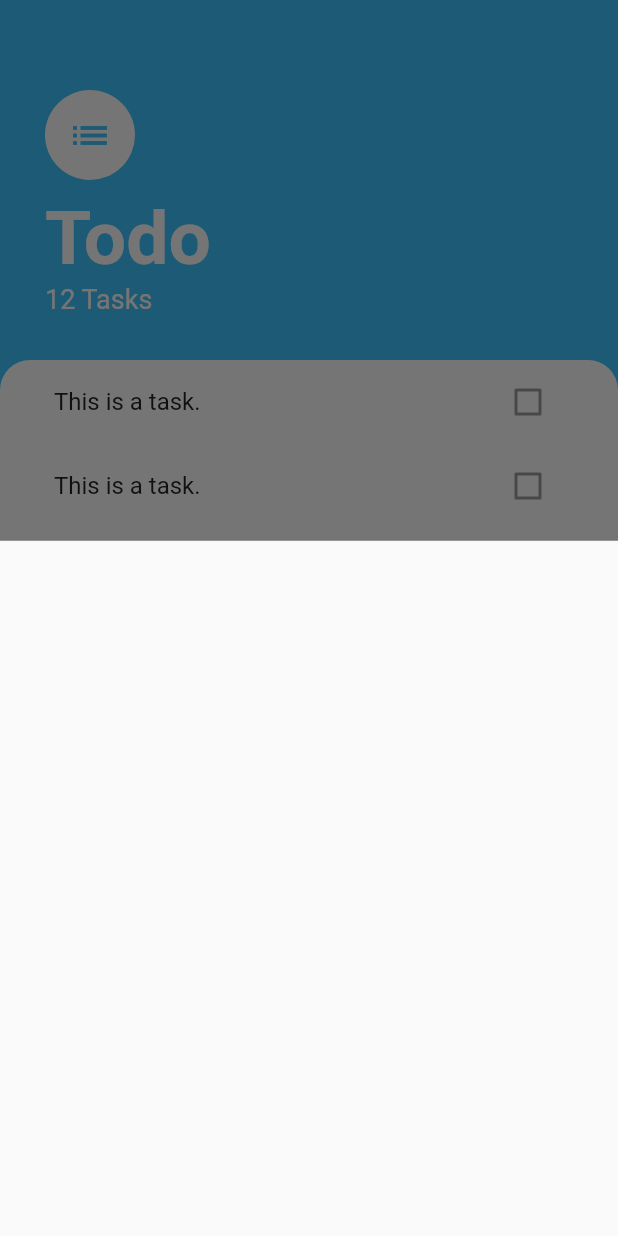
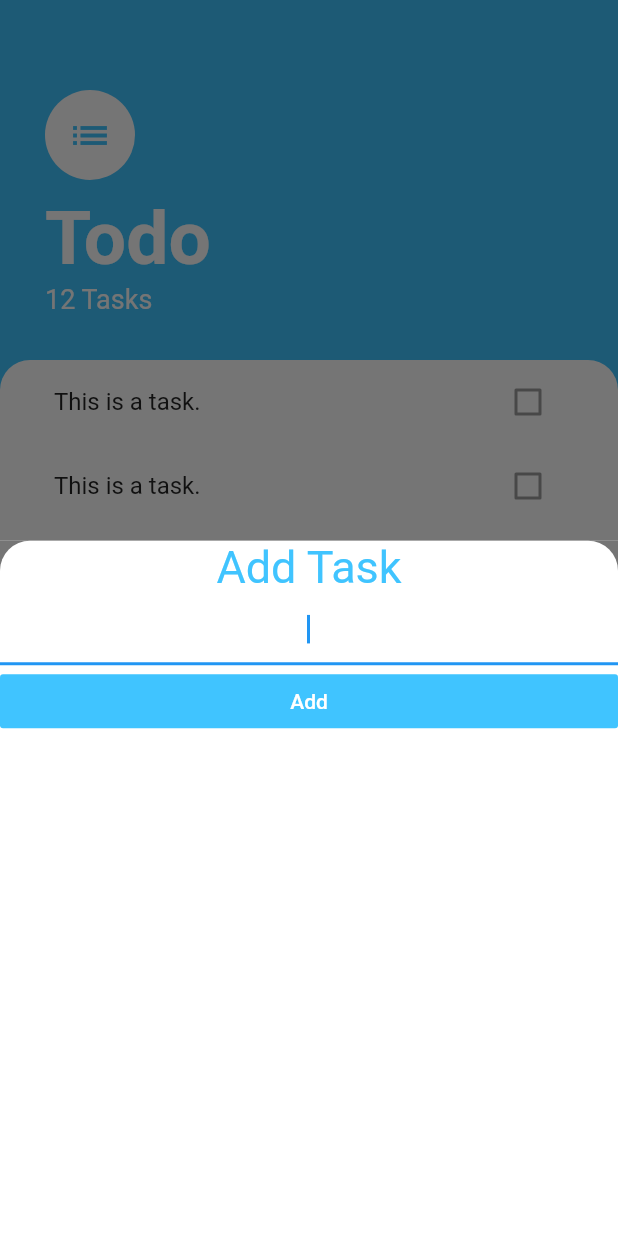
Before and after one commit to simonjv01/todo_flutter, a Flutter app: the screen it shows after launch, after a tap on the "add" icon, on a phone screen of 412 x 824 dp. Run offline on Flutter 3.47's test engine with Material 2 defaults, Android fonts, the phone set to English and light mode, and no system bars.

Commit message:
created add task screen file

```diff
--- /dev/null
+++ b/lib/screens/add_task_screen.dart
@@ -0,0 +1,46 @@
+import 'package:flutter/material.dart';
+
+class AddTaskScreen extends StatelessWidget {
+  @override
+  Widget build(BuildContext context) {
+    return Container(
+      color: Color(0xff757575),
+      child: Container(
+        decoration: BoxDecoration(
+          color: Colors.white,
+          borderRadius: BorderRadius.only(
+            topLeft: Radius.circular(20.0),
+            topRight: Radius.circular(20.0)
+          )
+        ),
+        child: Column(
+          crossAxisAlignment: CrossAxisAlignment.stretch,
+          children: <Widget>[
+            Text('Add Task',
+            textAlign: TextAlign.center,
+            style: TextStyle(
+              fontSize: 30.0,
+              color: Colors.lightBlueAccent,
+            ),
+            ),
+            TextField(
+              autofocus: true,
+              textAlign: TextAlign.center,
+            ),
+            FlatButton(
+              child: Text('Add',
+              style: TextStyle(
+                color: Colors.white
+              ),
+              ),
+              color: Colors.lightBlueAccent,
+              onPressed: () {
+              },
+            ),
+          ],
+        ),
+
+      ),
+    );
+  }
+}
--- a/lib/screens/tasks_screen.dart
+++ b/lib/screens/tasks_screen.dart
@@ -1,11 +1,11 @@
 import 'package:flutter/material.dart';
 import 'package:todo_flutter/widgets/tasks_list.dart';
+import 'package:todo_flutter/screens/add_task_screen.dart';
 
 class TasksScreen extends StatelessWidget {
 
-  Widget buildBottomSheet(BuildContext context) {
-    return Container();
-  }
+
+
 
 
   @override
@@ -16,7 +16,7 @@ class TasksScreen extends StatelessWidget {
         backgroundColor: Colors.lightBlueAccent,
         child: Icon(Icons.add),
         onPressed: () {
-          showModalBottomSheet(context: context, builder: buildBottomSheet);
+          showModalBottomSheet(context: context, builder: (context) => AddTaskScreen());
         },
       ),
       body: Column(
```
